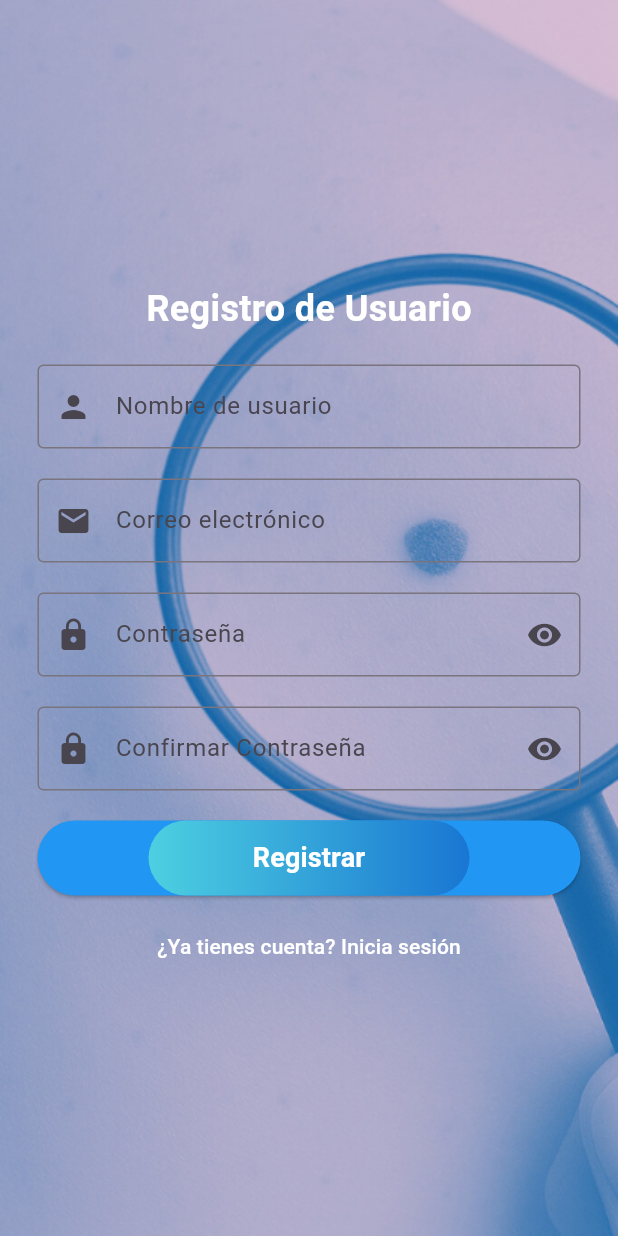
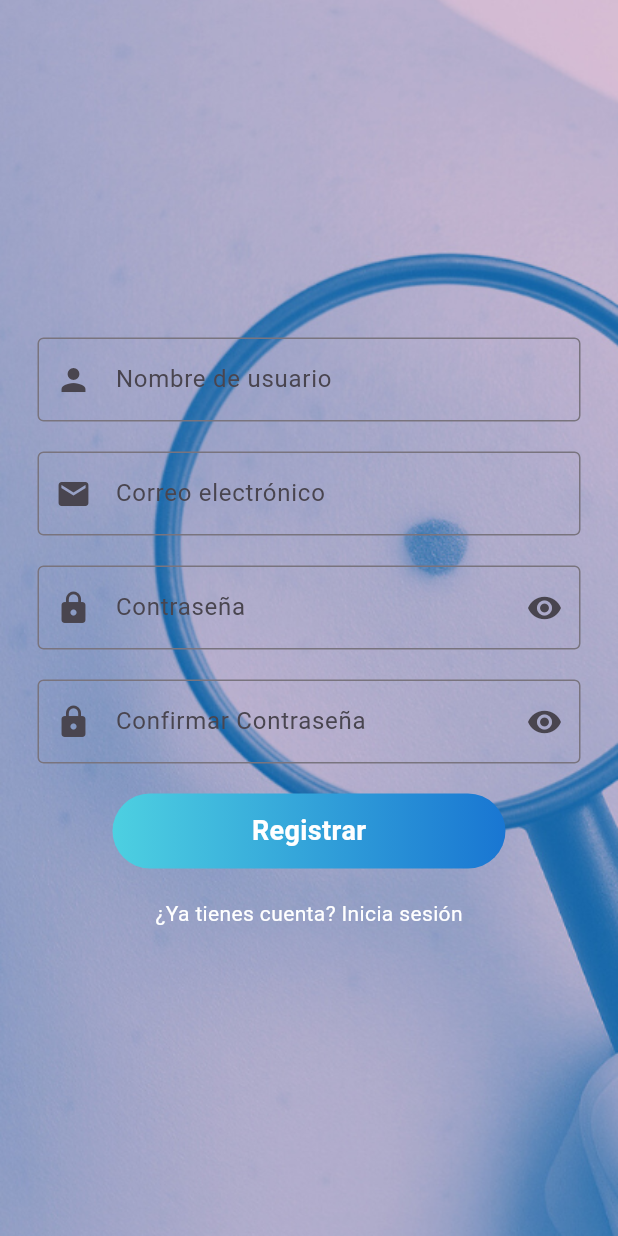
Before and after one commit to Sergi-10/findoutmole_copia, a Flutter app: the screen it shows after launch, on a phone screen of 412 x 824 dp. Run offline on Flutter 3.47's test engine with Material 3 defaults, Android fonts, the phone set to English and light mode, and no system bars.

Commit message:
registerButtom y enlace cuentaPrevia

```diff
--- a/lib/screen/register_screen/cuentraPrevia.dart
+++ b/lib/screen/register_screen/cuentraPrevia.dart
@@ -1,17 +1,25 @@
 import 'package:findoutmole/screen/login_screen/login_screen.dart';
 import 'package:flutter/material.dart';
-// Importa la pantalla de inicio de sesión (LoginScreen).
-// Asegúrate de tener la ruta correcta hacia el archivo 'login_screen.dart'
-class cuentaexiste extends StatelessWidget {
-  const cuentaexiste({
-    super.key,
-  });
+
+class CuentaExiste extends StatelessWidget {
+  const CuentaExiste({super.key});
 
   @override
   Widget build(BuildContext context) {
-    return const Text(
-      '¿Ya tienes cuenta? Inicia sesión',
-      style: TextStyle(color: Colors.white),
+    return GestureDetector(
+      onTap: () {
+        // Navega a la pantalla de inicio de sesión
+        Navigator.push(
+          context,
+          MaterialPageRoute(builder: (context) => const LoginPage()), // Enlace a LoginPage
+        );
+      },
+      child: const Text(
+        '¿Ya tienes cuenta? Inicia sesión',
+        style: TextStyle(
+          color: Colors.white,
+        ),
+      ),
     );
   }
 }
--- a/lib/screen/register_screen/register.dart
+++ b/lib/screen/register_screen/register.dart
@@ -2,7 +2,6 @@ import 'package:findoutmole/screen/register_screen/confirmar_Contraseña.dart';
 import 'package:findoutmole/screen/register_screen/cuentraPrevia.dart';
 import 'package:findoutmole/screen/register_screen/email.dart';
 import 'package:findoutmole/screen/register_screen/registerButtom.dart';
-import 'package:findoutmole/screen/register_screen/textoInicial.dart';
 import 'package:flutter/material.dart';
 import 'nombre_de_usuario.dart';
 import 'contraseña.dart';
@@ -30,8 +29,6 @@ class RegisterPage extends StatelessWidget {
                   crossAxisAlignment: CrossAxisAlignment.center,
                   children: [
                     const SizedBox(height: 20),
-                    Cuentaexiste(),
-                    const SizedBox(height: 20),
                     const NombreDeUsuario(),
                     const SizedBox(height: 20),
                     const EmailField(),
@@ -44,23 +41,13 @@ class RegisterPage extends StatelessWidget {
                       passwordController: passwordController,
                     ), // Pasa el controlador
                     const SizedBox(height: 20),
-                    ElevatedButton(
-                      onPressed: () {
-                        // Lógica para registrar al usuario
-                      },
-                      style: ElevatedButton.styleFrom(
-                        minimumSize: const Size(double.infinity, 50),
-                        backgroundColor: Colors.blue,
-                      ),
-                      child: const RegisterButton(),
+                    // Aquí usamos el botón personalizado
+                    RegisterButton(
+                      // Lógica para registrar al usuario
                     ),
-                    const SizedBox(height: 10),
-                    TextButton(
-                      onPressed: () {
-                        // Redirigir al usuario a la página de inicio de sesión
-                      },
-                      child: cuentaexiste(),
-                    ),
+                    const SizedBox(height: 20),
+                    // Posicionamos el texto debajo del botón
+                    const CuentaExiste(),
                   ],
                 ),
               ),
--- a/lib/screen/register_screen/registerButtom.dart
+++ b/lib/screen/register_screen/registerButtom.dart
@@ -46,18 +46,19 @@ class _RegisterButtonState extends State<RegisterButton> {
           decoration: BoxDecoration(
             borderRadius: BorderRadius.circular(30),
             gradient: LinearGradient(
-              colors:
-                  _isPressed
+              colors: _isPressed
                   ? [
                       Color(0xFF5EE2EC),
                       Color(0xFF478DE0),
                     ] // Colores más claros al presionar
-                      : [Color(0xFF4DD0E1), Color(0xFF1976D2)], // Normal
+                  : [
+                      Color(0xFF4DD0E1),
+                      Color(0xFF1976D2),
+                    ], // Normal
               begin: Alignment.centerLeft,
               end: Alignment.centerRight,
             ),
-            boxShadow:
-                _isPressed
+            boxShadow: _isPressed
                 ? [
                     BoxShadow(
                       color: Colors.blueAccent.withOpacity(0.4),
```
Lines whose indentation alone changed are shown as unchanged.
